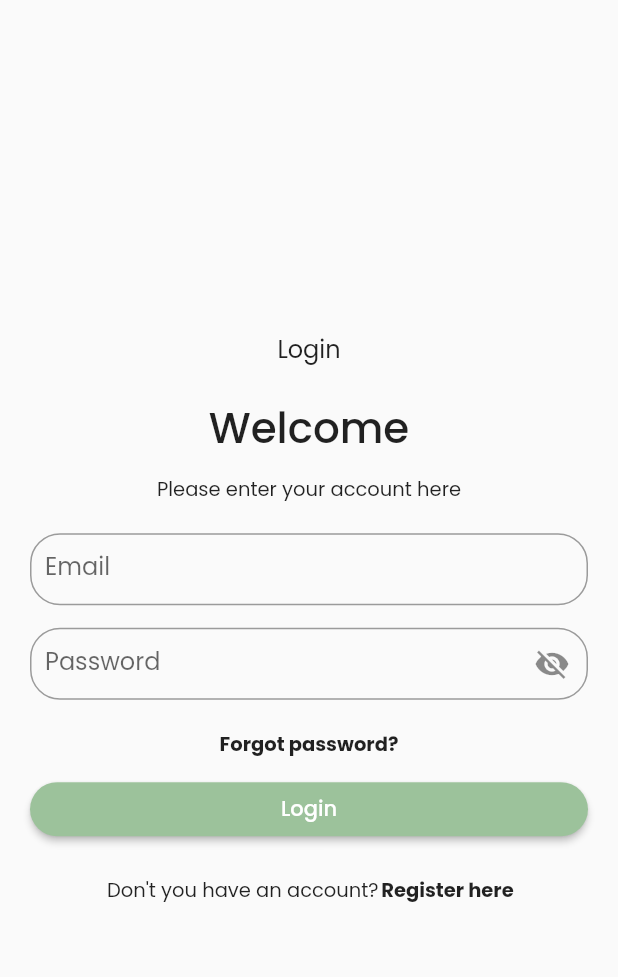
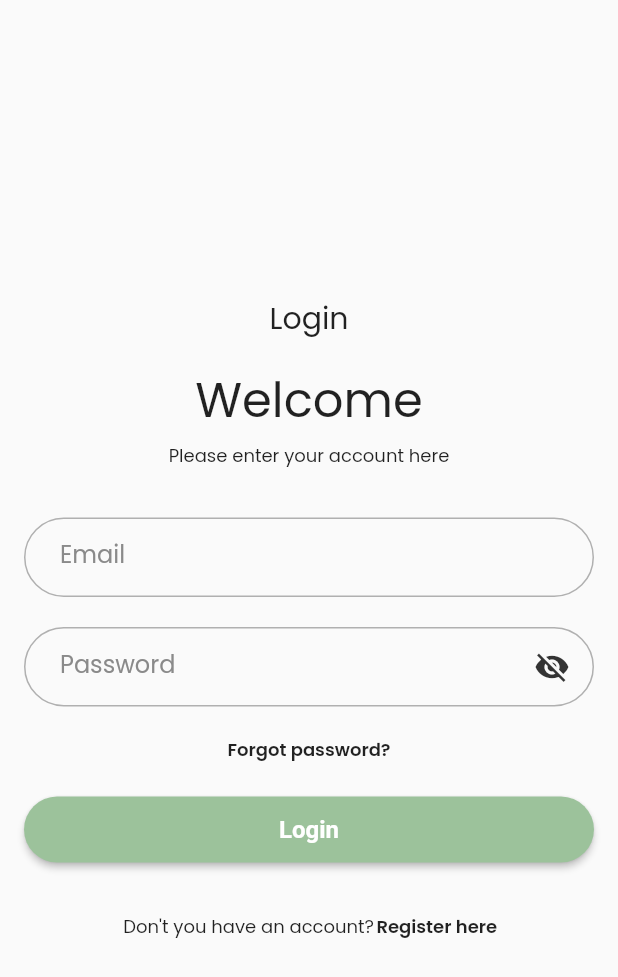
Before and after one commit to capstone-project-alterra-9/flutter-loyalty-point, a Flutter app: the RegisterView screen opened by its route, after a tap on "Register", after a tap on "Login here", on a phone screen of 412 x 824 dp. Shown: the top 977 px of the screen. Run offline on Flutter 3.47's test engine with Material 2 defaults, Android fonts, the phone set to English and light mode, and no system bars; our stand-ins replace dio, google_fonts, shared_preferences; accounts and stored records are empty.

Commit message:
improvement auth

```diff
--- a/lib/src/view_models/auth/login/login_view_model.dart
+++ b/lib/src/view_models/auth/login/login_view_model.dart
@@ -13,17 +13,17 @@ class LoginViewModel extends ChangeNotifier {
 
   final BuildContext context;
 
-  ViewStateType get loginListState => _loginListState;
-  ViewStateType _loginListState = ViewStateType.none;
+  ViewStateType get loginState => _loginState;
+  ViewStateType _loginState = ViewStateType.none;
 
-  void _changeLoginListState(ViewStateType state) {
-    _loginListState = state;
+  void _changeLoginState(ViewStateType state) {
+    _loginState = state;
     notifyListeners();
   }
 
   void submit(DataRequestLoginModel data) async {
     final NavigatorState navigator = Navigator.of(context);
-    _changeLoginListState(ViewStateType.loading);
+    _changeLoginState(ViewStateType.loading);
 
     try {
       // do request
@@ -38,12 +38,11 @@ class LoginViewModel extends ChangeNotifier {
       final SharedPreferences prefs = await SharedPreferences.getInstance();
       await prefs.setString('token', result.data.token);
       await prefs.setString('refreshToken', result.data.refreshToken);
-      await prefs.setBool('isNewUser', false);
 
       // navigate to home when login success
       navigator.pushNamedAndRemoveUntil(HomeView.routeName, (route) => false);
 
-      _changeLoginListState(ViewStateType.none);
+      _changeLoginState(ViewStateType.none);
     } on DioError catch (e) {
       // showing error with snackbar
       if (e.response != null) {
@@ -55,6 +54,6 @@ class LoginViewModel extends ChangeNotifier {
       }
     }
 
-    _changeLoginListState(ViewStateType.error);
+    _changeLoginState(ViewStateType.error);
   }
 }
--- a/lib/src/view_models/auth/register/register_view_model.dart
+++ b/lib/src/view_models/auth/register/register_view_model.dart
@@ -13,17 +13,17 @@ class RegisterViewModel extends ChangeNotifier {
 
   final BuildContext context;
 
-  ViewStateType get loginListState => _registerListState;
-  ViewStateType _registerListState = ViewStateType.none;
+  ViewStateType get registerState => _registerState;
+  ViewStateType _registerState = ViewStateType.none;
 
-  void _changeRegisterListState(ViewStateType state) {
-    _registerListState = state;
+  void _changeRegisterState(ViewStateType state) {
+    _registerState = state;
     notifyListeners();
   }
 
   void submit(DataRequestRegisterModel data) async {
     final LoginViewModel login = LoginViewModel(context);
-    _changeRegisterListState(ViewStateType.loading);
+    _changeRegisterState(ViewStateType.loading);
 
     try {
       // do request
@@ -40,7 +40,7 @@ class RegisterViewModel extends ChangeNotifier {
         ),
       );
 
-      _changeRegisterListState(ViewStateType.none);
+      _changeRegisterState(ViewStateType.none);
     } on DioError catch (e) {
       // showing error with snackbar
       if (e.response != null) {
@@ -51,7 +51,7 @@ class RegisterViewModel extends ChangeNotifier {
         );
       }
 
-      _changeRegisterListState(ViewStateType.error);
+      _changeRegisterState(ViewStateType.error);
     }
   }
 }
--- a/lib/src/views/auth/login/login_view.dart
+++ b/lib/src/views/auth/login/login_view.dart
@@ -1,6 +1,8 @@
 import 'package:flutter/material.dart';
 import 'package:flutter_loyalty_point/src/models/auth/data_request_login_model.dart';
+import 'package:flutter_loyalty_point/src/styles/styles.dart';
 import 'package:flutter_loyalty_point/src/utils/extensions/string_extension.dart';
+import 'package:flutter_loyalty_point/src/utils/types/view_state_type.dart';
 import 'package:flutter_loyalty_point/src/view_models/auth/login/login_view_model.dart';
 import 'package:flutter_loyalty_point/src/views/auth/register/register_view.dart';
 import 'package:google_fonts/google_fonts.dart';
@@ -49,35 +51,34 @@ class _LoginViewState extends State<LoginView> {
         body: SafeArea(
           child: Center(
             child: SingleChildScrollView(
-              padding: const EdgeInsets.all(20.0),
+              padding: const EdgeInsets.all(16.0),
               child: Column(
                 crossAxisAlignment: CrossAxisAlignment.stretch,
                 mainAxisAlignment: MainAxisAlignment.center,
                 children: [
                   // text login section
-                  Text(
+                  const Text(
                     "Login",
-                    style: GoogleFonts.poppins(fontSize: 16),
+                    style: TextStyle(fontSize: 20),
                     textAlign: TextAlign.center,
                   ),
-                  const SizedBox(height: 20),
+                  const SizedBox(height: 16),
 
                   // text title section
-                  Text(
+                  const Text(
                     "Welcome",
-                    style: GoogleFonts.poppins(
-                        fontSize: 28, fontWeight: FontWeight.w500),
+                    style: TextStyle(fontSize: 32),
                     textAlign: TextAlign.center,
                   ),
-                  const SizedBox(height: 10),
+                  const SizedBox(height: 4),
 
                   // text subtitle section
-                  Text(
+                  const Text(
                     "Please enter your account here",
-                    style: GoogleFonts.poppins(fontSize: 13),
+                    style: TextStyle(fontSize: 12),
                     textAlign: TextAlign.center,
                   ),
-                  const SizedBox(height: 20),
+                  const SizedBox(height: 32),
 
                   // form section
                   Form(
@@ -88,41 +89,27 @@ class _LoginViewState extends State<LoginView> {
                         TextFormField(
                           controller: _emailController,
                           keyboardType: TextInputType.emailAddress,
-                          decoration: InputDecoration(
-                            border: OutlineInputBorder(
-                                borderRadius: BorderRadius.circular(20)),
-                            contentPadding: const EdgeInsets.only(
-                                top: 10, bottom: 10, left: 10, right: 10),
-                            label: Text(
-                              'Email',
-                              style: GoogleFonts.poppins(),
-                            ),
-                            hintStyle: GoogleFonts.poppins(),
+                          decoration: Styles.textFieldAuth.copyWith(
+                            label: const Text('Email'),
                           ),
                           validator: (value) => value.toString().isValidEmail()
                               ? null
                               : 'Invalid Email!',
                         ),
-                        const SizedBox(height: 15),
+                        const SizedBox(height: 20),
 
                         // textfield password
                         TextFormField(
                           controller: _passwordController,
                           keyboardType: TextInputType.text,
                           obscureText: _obscureText,
-                          decoration: InputDecoration(
-                            border: OutlineInputBorder(
-                              borderRadius: BorderRadius.circular(20),
+                          decoration: Styles.textFieldAuth.copyWith(
+                            label: const Text('Password'),
+                            suffixIcon: IconButton(
+                              padding: const EdgeInsets.symmetric(
+                                horizontal: 16,
                               ),
-                            contentPadding: const EdgeInsets.only(
-                                top: 10, bottom: 10, left: 10, right: 10),
-                            label: Text(
-                              'Password',
-                              style: GoogleFonts.poppins(),
-                            ),
-                            suffixIcon: Padding(
-                              padding: const EdgeInsets.all(0.0),
-                              child: IconButton(
+                              splashRadius: 24,
                               onPressed: () => setState(() {
                                 _obscureText = !_obscureText;
                               }),
@@ -130,83 +117,99 @@ class _LoginViewState extends State<LoginView> {
                                 _obscureText
                                     ? Icons.visibility_off
                                     : Icons.visibility,
+                                color: Styles.colorBlack400,
                               ),
                             ),
-                            ),
-                            hintStyle: GoogleFonts.poppins(),
                           ),
                           validator: (value) =>
                               value.toString().isValidPassword()
                                   ? null
                                   : "Must be at least 6 characters",
                         ),
-                        const SizedBox(height: 10),
 
                         //  end form section
                       ],
                     ),
                   ),
-                  const SizedBox(height: 10),
+                  const SizedBox(height: 20),
 
                   // link to forgot password
                   InkWell(
                     onTap: () {},
-                    child: Text(
+                    child: const Text(
                       "Forgot password?",
-                      style: GoogleFonts.poppins(
-                          fontSize: 13, fontWeight: FontWeight.bold),
+                      style: TextStyle(
+                        fontSize: 12,
+                        fontWeight: FontWeight.w600,
+                      ),
                       textAlign: TextAlign.center,
-                    ),
-                  ),
-                  const SizedBox(height: 10),
-
-                  // button login section
-                  ElevatedButton(
-                    onPressed: () {
-                      if (_formKey.currentState!.validate()) {
-                        Provider.of<LoginViewModel>(context, listen: false)
-                            .submit(
-                          DataRequestLoginModel(
-                              email: _emailController.text,
-                              password: _passwordController.text),
-                        );
-                      }
-                    },
-                    style: ElevatedButton.styleFrom(
-                      backgroundColor: const Color.fromRGBO(156, 194, 155, 1),
-                      shape: RoundedRectangleBorder(
-                        borderRadius: BorderRadius.circular(100),
-                      ),
-                    ),
-                    child: Text(
-                      "Login",
-                      style: GoogleFonts.poppins(fontWeight: FontWeight.w500),
                     ),
                   ),
                   const SizedBox(height: 20),
 
+                  // button login section
+
+                  Consumer<LoginViewModel>(
+                    builder: (context, value, child) {
+                      switch (value.loginState) {
+                        case ViewStateType.loading:
+                          {
+                            return const SizedBox(
+                              height: 44,
+                              child: CircularProgressIndicator.adaptive(),
+                            );
+                          }
+                        default:
+                          {
+                            return ElevatedButton(
+                              onPressed: () {
+                                if (_formKey.currentState!.validate()) {
+                                  Provider.of<LoginViewModel>(context,
+                                          listen: false)
+                                      .submit(
+                                    DataRequestLoginModel(
+                                      email: _emailController.text,
+                                      password: _passwordController.text,
+                                    ),
+                                  );
+                                }
+                              },
+                              style: Styles.primaryButton.copyWith(
+                                minimumSize: const MaterialStatePropertyAll(
+                                  Size.fromHeight(44),
+                                ),
+                              ),
+                              child: const Text("Login"),
+                            );
+                          }
+                      }
+                    },
+                  ),
+                  const SizedBox(height: 32),
                   // link to register
                   Row(
                     mainAxisAlignment: MainAxisAlignment.center,
                     children: [
-                      Text(
+                      const Text(
                         "Don't you have an account? ",
-                        style: GoogleFonts.poppins(fontSize: 13),
+                        style: TextStyle(fontSize: 12),
                         textAlign: TextAlign.center,
                       ),
                       InkWell(
                         onTap: () {
-                          Navigator.of(context)
-                              .pushNamed(RegisterView.routeName);
+                          Navigator.of(context).pushNamed(
+                            RegisterView.routeName,
+                          );
                         },
                         child: Text(
                           "Register here",
                           style: GoogleFonts.poppins(
-                              fontSize: 13, fontWeight: FontWeight.bold),
+                            fontSize: 12,
+                            fontWeight: FontWeight.w600,
+                          ),
                           textAlign: TextAlign.center,
                         ),
                       ),
-                      const SizedBox(height: 20),
                     ],
                   ),
 
--- a/lib/src/views/auth/register/register_view.dart
+++ b/lib/src/views/auth/register/register_view.dart
@@ -1,9 +1,10 @@
 import 'package:flutter/material.dart';
 import 'package:flutter_loyalty_point/src/models/auth/data_request_register_model.dart';
+import 'package:flutter_loyalty_point/src/styles/styles.dart';
 import 'package:flutter_loyalty_point/src/utils/extensions/string_extension.dart';
+import 'package:flutter_loyalty_point/src/utils/types/view_state_type.dart';
 import 'package:flutter_loyalty_point/src/view_models/auth/register/register_view_model.dart';
 import 'package:flutter_loyalty_point/src/views/auth/login/login_view.dart';
-import 'package:google_fonts/google_fonts.dart';
 import 'package:provider/provider.dart';
 
 class RegisterView extends StatefulWidget {
@@ -52,35 +53,35 @@ class _RegisterViewState extends State<RegisterView> {
         body: SafeArea(
           child: Center(
             child: SingleChildScrollView(
-              padding: const EdgeInsets.all(20.0),
+              padding: const EdgeInsets.all(16.0),
               child: Column(
                 crossAxisAlignment: CrossAxisAlignment.stretch,
                 mainAxisAlignment: MainAxisAlignment.center,
                 children: [
                   // text login section
-                  Text(
+                  const Text(
                     "Register",
-                    style: GoogleFonts.poppins(fontSize: 16),
+                    style: TextStyle(fontSize: 20),
                     textAlign: TextAlign.center,
                   ),
-                  const SizedBox(height: 20),
+                  const SizedBox(height: 16),
 
                   // text title section
-                  Text(
+                  const Text(
                     "Create Your Account",
-                    style: GoogleFonts.poppins(
-                        fontSize: 28, fontWeight: FontWeight.w500),
+                    style: TextStyle(fontSize: 32),
                     textAlign: TextAlign.center,
                   ),
-                  const SizedBox(height: 10),
+                  const SizedBox(height: 4),
 
                   // text subtitle section
-                  Text(
+                  const Text(
                     "Please register below",
-                    style: GoogleFonts.poppins(fontSize: 13),
+                    style: TextStyle(fontSize: 12),
                     textAlign: TextAlign.center,
                   ),
-                  const SizedBox(height: 20),
+                  const SizedBox(height: 32),
+
                   // form section
                   Form(
                     key: _formKey,
@@ -90,37 +91,21 @@ class _RegisterViewState extends State<RegisterView> {
                         TextFormField(
                           controller: _usernameController,
                           keyboardType: TextInputType.text,
-                          decoration: InputDecoration(
-                            border: OutlineInputBorder(
-                                borderRadius: BorderRadius.circular(20)),
-                            contentPadding: const EdgeInsets.only(
-                                top: 10, bottom: 10, left: 10, right: 10),
-                            label: Text(
-                              'Username',
-                              style: GoogleFonts.poppins(),
-                            ),
-                            hintStyle: GoogleFonts.poppins(),
+                          decoration: Styles.textFieldAuth.copyWith(
+                            label: const Text('Username'),
                           ),
                           validator: (value) =>
                               value.toString().isValidUsername()
                                   ? null
                                   : "Must be at least 3 characters",
                         ),
-                        const SizedBox(height: 15),
+                        const SizedBox(height: 20),
 
                         TextFormField(
                           controller: _emailController,
                           keyboardType: TextInputType.emailAddress,
-                          decoration: InputDecoration(
-                            border: OutlineInputBorder(
-                                borderRadius: BorderRadius.circular(20)),
-                            contentPadding: const EdgeInsets.only(
-                                top: 10, bottom: 10, left: 10, right: 10),
-                            label: Text(
-                              'Email',
-                              style: GoogleFonts.poppins(),
-                            ),
-                            hintStyle: GoogleFonts.poppins(),
+                          decoration: Styles.textFieldAuth.copyWith(
+                            label: const Text('Email'),
                           ),
                           validator: (value) => value.toString().isValidEmail()
                               ? null
@@ -133,19 +118,13 @@ class _RegisterViewState extends State<RegisterView> {
                           controller: _passwordController,
                           keyboardType: TextInputType.text,
                           obscureText: _obscureText,
-                          decoration: InputDecoration(
-                            border: OutlineInputBorder(
-                              borderRadius: BorderRadius.circular(20),
+                          decoration: Styles.textFieldAuth.copyWith(
+                            label: const Text('Password'),
+                            suffixIcon: IconButton(
+                              padding: const EdgeInsets.symmetric(
+                                horizontal: 16,
                               ),
-                            contentPadding: const EdgeInsets.only(
-                                top: 10, bottom: 10, left: 10, right: 10),
-                            label: Text(
-                              'Password',
-                              style: GoogleFonts.poppins(),
-                            ),
-                            suffixIcon: Padding(
-                              padding: const EdgeInsets.all(0.0),
-                              child: IconButton(
+                              splashRadius: 24,
                               onPressed: () => setState(() {
                                 _obscureText = !_obscureText;
                               }),
@@ -153,68 +132,82 @@ class _RegisterViewState extends State<RegisterView> {
                                 _obscureText
                                     ? Icons.visibility_off
                                     : Icons.visibility,
+                                color: Styles.colorBlack400,
                               ),
                             ),
-                            ),
-                            hintStyle: GoogleFonts.poppins(),
                           ),
                           validator: (value) =>
                               value.toString().isValidPassword()
                                   ? null
                                   : "Must be at least 6 characters",
                         ),
-                        const SizedBox(height: 10),
 
                         //  end form section
                       ],
                     ),
                   ),
-                  const SizedBox(height: 10),
+                  const SizedBox(height: 20),
 
                   // button register section
-                  ElevatedButton(
+                  Consumer<RegisterViewModel>(
+                    builder: (context, value, child) {
+                      switch (value.registerState) {
+                        case ViewStateType.loading:
+                          {
+                            return const SizedBox(
+                              height: 44,
+                              child: CircularProgressIndicator.adaptive(),
+                            );
+                          }
+                        default:
+                          {
+                            return ElevatedButton(
                               onPressed: () {
                                 if (_formKey.currentState!.validate()) {
-                        Provider.of<RegisterViewModel>(context, listen: false)
-                            .submit(DataRequestRegisterModel(
+                                  Provider.of<RegisterViewModel>(context,
+                                          listen: false)
+                                      .submit(
+                                    DataRequestRegisterModel(
                                       username: _usernameController.text,
                                       email: _emailController.text,
-                                password: _passwordController.text));
+                                      password: _passwordController.text,
+                                    ),
+                                  );
                                 }
                               },
-                    style: ElevatedButton.styleFrom(
-                      backgroundColor: const Color.fromRGBO(156, 194, 155, 1),
-                      shape: RoundedRectangleBorder(
-                        borderRadius: BorderRadius.circular(100),
+                              style: Styles.primaryButton.copyWith(
+                                minimumSize: const MaterialStatePropertyAll(
+                                  Size.fromHeight(44),
                                 ),
                               ),
-                    child: Text("Register",
-                        style:
-                            GoogleFonts.poppins(fontWeight: FontWeight.w500)),
+                              child: const Text("Register"),
+                            );
+                          }
+                      }
+                    },
                   ),
-                  const SizedBox(height: 20),
+                  const SizedBox(height: 32),
 
                   // link to register
                   Row(
                     mainAxisAlignment: MainAxisAlignment.center,
                     children: [
-                      Text(
+                      const Text(
                         "Have an account? ",
-                        style: GoogleFonts.poppins(fontSize: 13),
+                        style: TextStyle(fontSize: 12),
                         textAlign: TextAlign.center,
                       ),
                       InkWell(
                         onTap: () {
                           Navigator.of(context).pushNamed(LoginView.routeName);
                         },
-                        child: Text(
+                        child: const Text(
                           "Login here",
-                          style: GoogleFonts.poppins(
-                              fontSize: 13, fontWeight: FontWeight.bold),
+                          style: TextStyle(
+                              fontSize: 12, fontWeight: FontWeight.bold),
                           textAlign: TextAlign.center,
                         ),
                       ),
-                      const SizedBox(height: 20),
                     ],
                   ),
 
```
Also changed, not shown: lib/src/app.dart (+8 -2 lines), lib/src/view_models/splash/splash_view_model.dart (+4 -19 lines), lib/src/views/onboarding/onboarding_view.dart (+67 -63 lines), lib/src/views/profile/profile_view.dart (+7 -1 lines), lib/src/views/splash/splash_view.dart (+12 -4 lines). Lines whose indentation alone changed are shown as unchanged.
